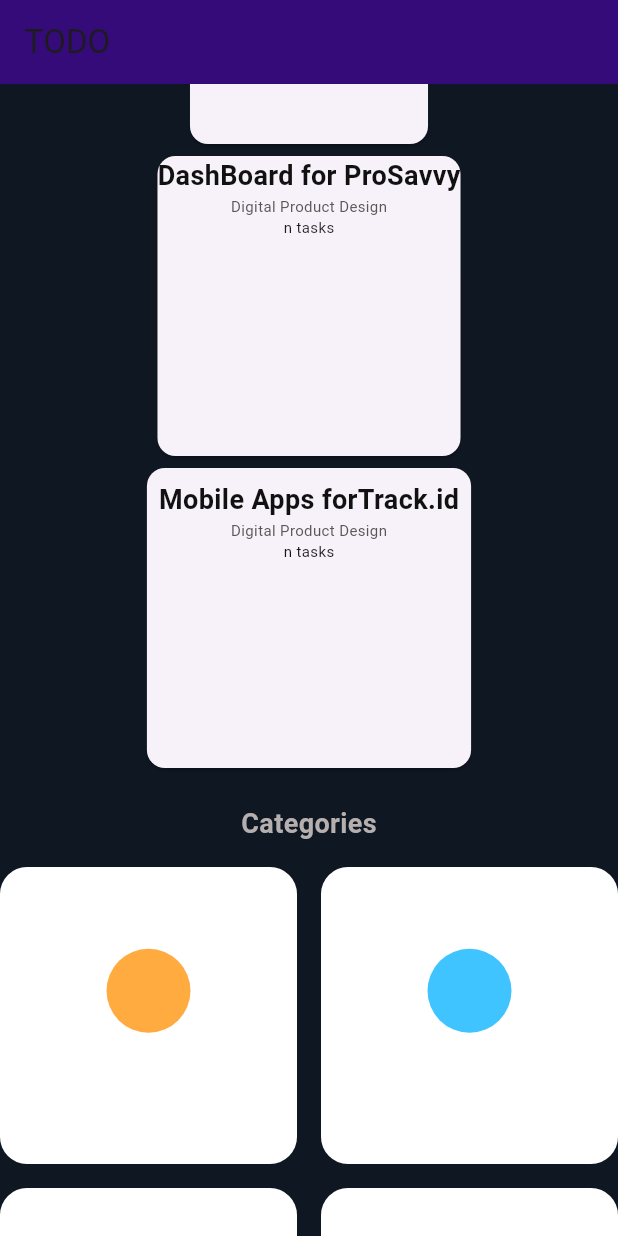
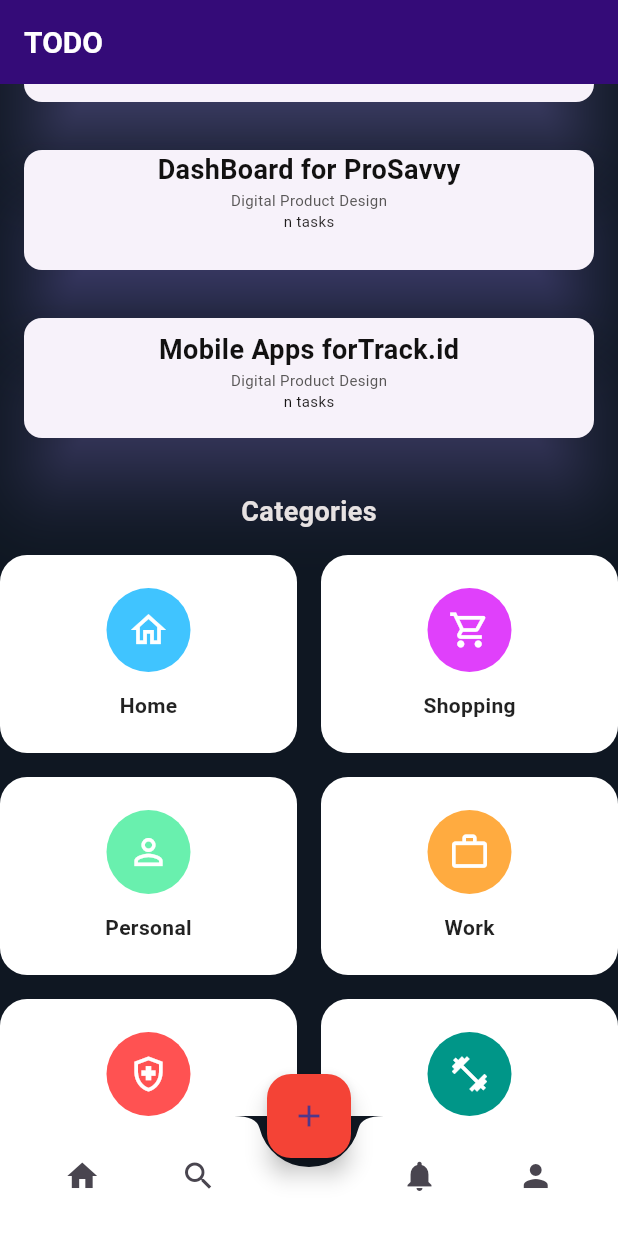
Before and after one commit to CSI-Trainees-25/jahanvi_2413023_task-4, a Flutter app: the screen it shows after launch, scrolled down 576 dp, on a phone screen of 412 x 824 dp. Run offline on Flutter 3.47's test engine with Material 3 defaults, Android fonts, the phone set to English and light mode, and no system bars.

Commit message:
added fab and navbar

```diff
--- a/lib/screens/home_screen.dart
+++ b/lib/screens/home_screen.dart
@@ -1,5 +1,6 @@
 import 'package:flutter/material.dart';
 import 'package:intl/intl.dart';
+
 
 class HomeScreen extends StatefulWidget {
   @override
@@ -27,9 +28,61 @@ class HomeScreenState extends State<HomeScreen> {
         //   },
         //   child: Icon(Icons.add, color: Colors.white),
         // ),
-        title: Text('TODO'),
+        title: Text(
+          'TODO',
+          style: const TextStyle(
+            fontSize: 20,
+            fontWeight: FontWeight.bold,
+            color: Colors.white,
+          ),
+        ),
         backgroundColor: const Color.fromARGB(255, 48, 5, 116),
       ),
+       floatingActionButton: FloatingActionButton(
+    onPressed: () {
+      print("Plus button tapped!");
+    },
+     backgroundColor: Colors.red,
+    child: Icon(Icons.add),
+
+  ),
+  floatingActionButtonLocation: FloatingActionButtonLocation.centerDocked,
+  bottomNavigationBar: BottomAppBar(
+    shape: CircularNotchedRectangle(), // creates notch for FAB
+    notchMargin: 6, // space between FAB and bar
+    color: Colors.white,
+    child: Row(
+      mainAxisAlignment: MainAxisAlignment.spaceAround,
+      children: [
+        IconButton(
+          icon: Icon(Icons.home),
+          onPressed: () {
+            print("Home tapped");
+          },
+        ),
+        IconButton(
+          icon: Icon(Icons.search),
+          onPressed: () {
+            print("Search tapped");
+          },
+        ),
+        SizedBox(width: 40), // space for center FAB
+        IconButton(
+          icon: Icon(Icons.notifications),
+          onPressed: () {
+            print("Notifications tapped");
+          },
+        ),
+        IconButton(
+          icon: Icon(Icons.person),
+          onPressed: () {
+            print("Profile tapped");
+          },
+        ),
+      ],
+    ),
+  ),
+
 
       body: SizedBox(
         width: double.infinity,
@@ -38,16 +91,16 @@ class HomeScreenState extends State<HomeScreen> {
             children: [
               ListTile(
                 contentPadding: EdgeInsets.zero,
-                leading: const CircleAvatar(
-                  radius: 26,
-                  backgroundImage: AssetImage(
-                    'assets/images/profile.jpeg',
-                  ), // example profile icon
-                ),
+                // leading: const CircleAvatar(
+                //   radius: 26,
+                //   backgroundImage: AssetImage(
+                //     'assets/images/profile.jpeg',
+                //   ), // example profile icon
+                // ),
                 title: Text(
-                  'Hi, $username',
+                  'Hi, $username 👋',
                   style: const TextStyle(
-                    fontSize: 20,
+                    fontSize: 40,
                     fontWeight: FontWeight.bold,
                     color: Colors.white,
                   ),
@@ -65,14 +118,18 @@ class HomeScreenState extends State<HomeScreen> {
               const SizedBox(height: 20),
               //progress box
               Container(
-                height: 250,
+                height: 300,
                 child: GridView.count(
                   crossAxisCount: 2,
                   mainAxisSpacing: 12,
                   crossAxisSpacing: 12,
                   padding: const EdgeInsets.all(12),
+                  physics: NeverScrollableScrollPhysics(),
+                  shrinkWrap: true,
+                  childAspectRatio: 1.5,
                   children: [
                     Container(
+                      height: 100,
                       decoration: BoxDecoration(
                         color: Colors.blueAccent,
                         borderRadius: BorderRadius.circular(12),
@@ -89,6 +146,7 @@ class HomeScreenState extends State<HomeScreen> {
                       ),
                     ),
                     Container(
+                      height: 100,
                       decoration: BoxDecoration(
                         color: const Color.fromARGB(255, 43, 227, 227),
                         borderRadius: BorderRadius.circular(12),
@@ -105,6 +163,7 @@ class HomeScreenState extends State<HomeScreen> {
                       ),
                     ),
                     Container(
+                      height: 100,
                       decoration: BoxDecoration(
                         color: const Color.fromARGB(255, 226, 28, 14),
                         borderRadius: BorderRadius.circular(12),
@@ -121,6 +180,7 @@ class HomeScreenState extends State<HomeScreen> {
                       ),
                     ),
                     Container(
+                      height: 100,
                       decoration: BoxDecoration(
                         color: const Color.fromARGB(255, 240, 179, 11),
                         borderRadius: BorderRadius.circular(12),
@@ -145,7 +205,7 @@ class HomeScreenState extends State<HomeScreen> {
                 child: Text(
                   'Recent tasks',
                   style: TextStyle(
-                    color: const Color.fromARGB(255, 24, 12, 12),
+                    color: const Color.fromARGB(255, 228, 224, 224),
                     fontSize: 25,
                     fontWeight: FontWeight.bold,
                   ),
@@ -153,9 +213,14 @@ class HomeScreenState extends State<HomeScreen> {
               ),
               Column(
                 children: [
-                  Card(
+                  Padding(
+                    padding: const EdgeInsets.all(12.0),
+                    child: Card(
+                      elevation: 20,
+                      shadowColor: const Color.fromARGB(255, 145, 136, 230),
                       child: Container(
-                      height: 200,
+                        height: 80,
+                        width: 500,
                         child: Column(
                           children: [
                             Text(
@@ -186,13 +251,19 @@ class HomeScreenState extends State<HomeScreen> {
                         ),
                       ),
                     ),
+                  ),
 
-                  Card(
+                  Padding(
+                    padding: const EdgeInsets.all(12.0),
+                    child: Card(
+                      elevation: 20,
+                      shadowColor: const Color.fromARGB(255, 139, 129, 235),
                       child: Container(
+                        height: 80,
+                        width: 500,
                         decoration: BoxDecoration(
                           borderRadius: BorderRadius.circular(12),
                         ),
-                      height: 200,
                         child: Column(
                           children: [
                             Text(
@@ -223,11 +294,17 @@ class HomeScreenState extends State<HomeScreen> {
                         ),
                       ),
                     ),
+                  ),
 
-                  Card(
+                  Padding(
+                    padding: const EdgeInsets.all(12.0),
+                    child: Card(
+                      elevation: 20,
+                      shadowColor: const Color.fromARGB(255, 129, 120, 208),
                       child: Container(
                         padding: const EdgeInsets.all(8.0),
-                      height: 200,
+                        height: 80,
+                        width: 500,
                         child: Column(
                           children: [
                             Text(
@@ -258,6 +335,7 @@ class HomeScreenState extends State<HomeScreen> {
                         ),
                       ),
                     ),
+                  ),
                 ],
               ),
               const SizedBox(height: 20),
@@ -266,61 +344,144 @@ class HomeScreenState extends State<HomeScreen> {
                 style: TextStyle(
                   fontSize: 18,
                   fontWeight: FontWeight.w600,
-                  color: Color.fromARGB(255, 181, 175, 175),
+                  color: Color.fromARGB(255, 231, 226, 226),
                 ),
               ),
 
               const SizedBox(height: 16),
 
+              // Category cards (clickable)
               SizedBox(
-                height: 250,
+                height: 450,
                 child: GridView.count(
                   crossAxisCount: 2,
                   mainAxisSpacing: 16,
                   crossAxisSpacing: 16,
+                  physics: const NeverScrollableScrollPhysics(),
+                  shrinkWrap: true,
+                  childAspectRatio: 1.5,
                   children: [
-                    _buildCategoryCard(
-                      'Work',
-                      Icons.work_outline,
-                      Colors.orangeAccent,
-                    ),
                     _buildCategoryCard(
                       'Home',
                       Icons.home_outlined,
                       Colors.lightBlueAccent,
+                      () {
+                        print('Home tapped!');
+                      },
                     ),
                     _buildCategoryCard(
                       'Shopping',
                       Icons.shopping_cart_outlined,
                       Colors.purpleAccent,
+                      () {
+                        print('Shopping tapped!');
+                      },
                     ),
                     _buildCategoryCard(
                       'Personal',
                       Icons.person_outline,
                       Colors.greenAccent,
+                      () {
+                        print('Personal tapped!');
+                      },
+                    ),
+                    _buildCategoryCard(
+                      'Work',
+                      Icons.work_outline,
+                      Colors.orangeAccent,
+                      () {
+                        print('Work tapped!');
+                      },
+                    ),
+                    _buildCategoryCard(
+                      'Health',
+                      Icons.health_and_safety_outlined,
+                      Colors.redAccent,
+                      () {
+                        print('Health tapped!');
+                      },
+                    ),
+                    _buildCategoryCard(
+                      'Physical Activities',
+                      Icons.fitness_center,
+                      Colors.teal,
+                      () {
+                        print('Physical Activities tapped!');
+                      },
                     ),
                   ],
                 ),
               ),
-              const SizedBox(height: 100),
-              Center(
-                child: Container(
-                  decoration: BoxDecoration(
-                    color: Colors.red,
+
+              const SizedBox(height: 24),
+
+              // Create Task Button
+              SizedBox(
+                width: double.infinity,
+                height: 50,
+                child: ElevatedButton(
+                  onPressed: () {
+                    print("Create Task pressed!");
+                  },
+                  style: ElevatedButton.styleFrom(
+                    backgroundColor: Colors.red,
+                    shape: RoundedRectangleBorder(
                       borderRadius: BorderRadius.circular(12),
                     ),
-                  child: ElevatedButton(
-                    onPressed: () {},
-                    child: Text(
-                      'Create New task',
+                  ),
+                  child: const Text(
+                    'Create Task',
                     style: TextStyle(
                       fontSize: 18,
                       fontWeight: FontWeight.bold,
-                        color: Color.fromARGB(255, 238, 228, 228),
+                      color: Colors.white,
                     ),
                   ),
                 ),
               ),
+              const SizedBox(height: 20),
+            ],
+          ),
+        ),
+      ),
+    );
+  }
+
+  //  Helper Widgets
+
+
+
+  Widget _buildRecentTaskCard(
+    String taskTitle,
+    String subTitle,
+    int taskCount,
+  ) {
+    return Padding(
+      padding: const EdgeInsets.symmetric(vertical: 6.0),
+      child: Card(
+        elevation: 6,
+        shadowColor: Colors.grey.withOpacity(0.3),
+        shape: RoundedRectangleBorder(borderRadius: BorderRadius.circular(12)),
+        child: Padding(
+          padding: const EdgeInsets.all(12.0),
+          child: Column(
+            crossAxisAlignment: CrossAxisAlignment.start,
+            children: [
+              Text(
+                taskTitle,
+                style: const TextStyle(
+                  color: Colors.black87,
+                  fontSize: 16,
+                  fontWeight: FontWeight.bold,
+                ),
+              ),
+              Text(
+                subTitle,
+                style: const TextStyle(color: Colors.grey, fontSize: 12),
+              ),
+              Text(
+                "$taskCount tasks",
+                style: const TextStyle(color: Colors.black54, fontSize: 12),
               ),
             ],
           ),
@@ -328,14 +489,26 @@ class HomeScreenState extends State<HomeScreen> {
       ),
     );
   }
-}
 
-Widget _buildCategoryCard(String title, IconData icon, Color color) {
-  return Container(
+  Widget _buildCategoryCard(
+    String title,
+    IconData icon,
+    Color color,
+    VoidCallback onTap,
+  ) {
+    return InkWell(
+      onTap: onTap,
+      borderRadius: BorderRadius.circular(18),
+      child: Container(
         decoration: BoxDecoration(
           color: Colors.white,
           borderRadius: BorderRadius.circular(18),
           border: Border.all(color: Colors.white12),
+          boxShadow: [
+            BoxShadow(
+              color: Colors.black.withOpacity(0.1),
+            ),
+          ],
         ),
         padding: const EdgeInsets.all(16),
         child: Column(
@@ -344,18 +517,20 @@ Widget _buildCategoryCard(String title, IconData icon, Color color) {
             CircleAvatar(
               radius: 28,
               backgroundColor: color,
-          child: Icon(icon, color: color, size: 28),
+              child: Icon(icon, color: Colors.white, size: 28),
             ),
-        const SizedBox(height: 10),
+            const SizedBox(height: 12),
             Text(
               title,
               style: const TextStyle(
-            fontSize: 16,
-            fontWeight: FontWeight.w600,
-            color: Colors.white,
+                fontSize: 14,
+                fontWeight: FontWeight.bold,
+                color: Colors.black87,
               ),
             ),
           ],
         ),
+      ),
     );
   }
+}
```
Also changed, not shown: pubspec.yaml (+3 -9 lines), pubspec.lock. Lines whose indentation alone changed are shown as unchanged.
